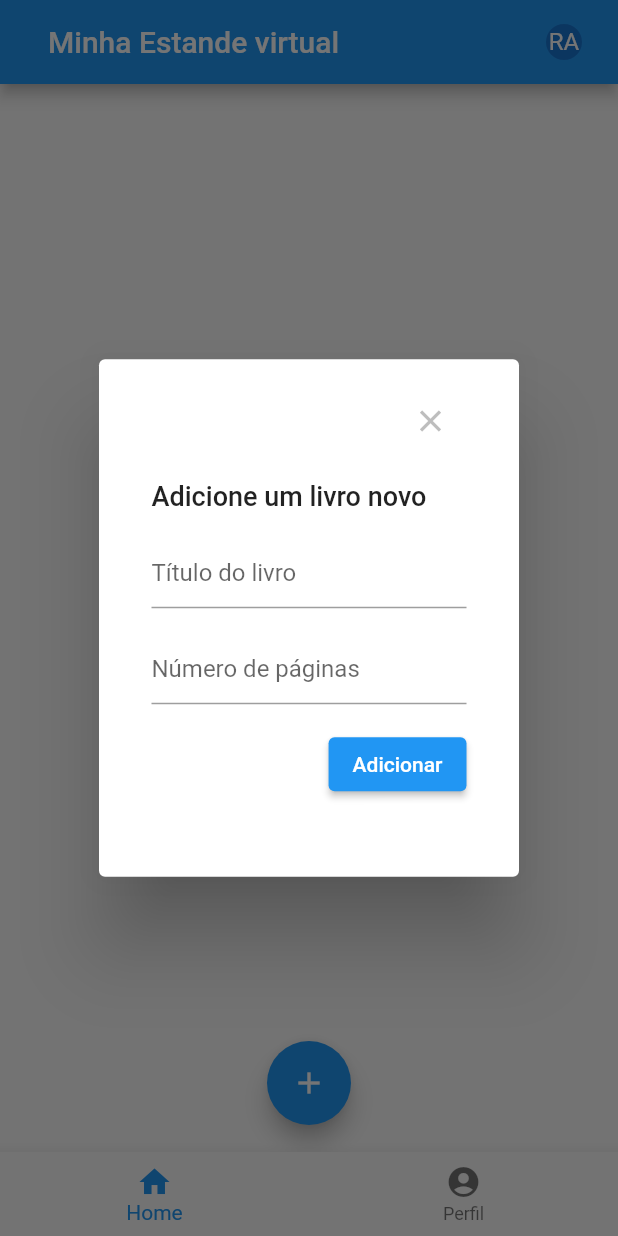
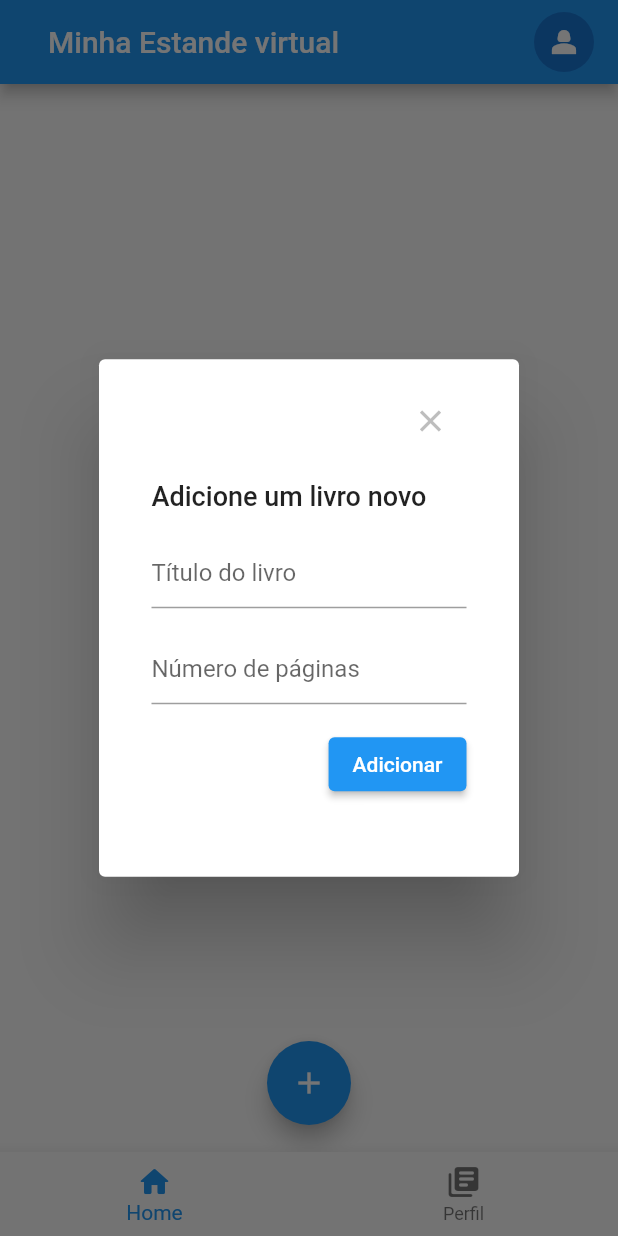
Before and after one commit to Rosines-Almeida/minha_estante, a Flutter app: the screen it shows after launch, after a tap on the "add" icon, on a phone screen of 412 x 824 dp. Run offline on Flutter 3.47's test engine with Material 2 defaults, Android fonts, the phone set to English and light mode, and no system bars; our stand-ins replace image_picker, percent_indicator, shared_preferences.

```diff
--- a/lib/commons/components/app_bar_componet.dart
+++ b/lib/commons/components/app_bar_componet.dart
@@ -12,9 +12,9 @@ class AppBarComponent extends StatelessWidget implements PreferredSizeWidget {
       ),
       actions: const [
         Padding(
-          padding: EdgeInsets.all(16),
+          padding: EdgeInsets.only(right: 16),
           child: CircleAvatar(
-            child: Text('RA'),
+            child: Icon(Icons.person_2_sharp),
           ),
         )
       ],
--- a/lib/commons/components/body_components.dart
+++ b/lib/commons/components/body_components.dart
@@ -3,20 +3,17 @@ import 'package:minha_estante/commons/components/app_bar_componet.dart';
 
 class BodyComponent extends StatelessWidget {
   final Widget child;
-  final List<BottomNavigationBarItem>? items;
-  const BodyComponent({super.key, required this.child, this.items});
+  final BottomNavigationBar? bar;
+  const BodyComponent({super.key, required this.child, this.bar});
 
   @override
   Widget build(BuildContext context) {
     return Scaffold(
-      appBar: AppBarComponent(),
+      appBar: const AppBarComponent(),
       body: Container(
         child: child,
       ),
-      bottomNavigationBar: BottomNavigationBar(
-        currentIndex: 0,
-        items: items!,
-      ),
+      bottomNavigationBar: bar,
     );
   }
 }
--- a/lib/pages/homePage/home_page.dart
+++ b/lib/pages/homePage/home_page.dart
@@ -1,9 +1,9 @@
 // ignore_for_file: prefer_const_literals_to_create_immutables, prefer_const_constructors
 
 import 'package:flutter/material.dart';
-import 'package:minha_estante/commons/components/app_bar_componet.dart';
 import 'package:minha_estante/commons/components/body_components.dart';
 import 'package:minha_estante/pages/tabs/bookcase_page.dart';
+import 'package:minha_estante/pages/tabs/profile_page.dart';
 
 class HomePage extends StatefulWidget {
   const HomePage({super.key});
@@ -14,20 +14,40 @@ class HomePage extends StatefulWidget {
 
 class _HomePageState extends State<HomePage> {
   //TODO: mudar o nome _conteudo
+  late int abaSelecionada;
   final List<Widget> _conteudo = [
     const BookCasePage(),
+    const ProfilePage(),
   ];
 //TODO: mudar os icones e nome
   final List<BottomNavigationBarItem> _abas = [
-    const BottomNavigationBarItem(icon: Icon(Icons.home), label: 'Home'),
     const BottomNavigationBarItem(
-        icon: Icon(Icons.account_circle), label: 'Perfil')
+        icon: Icon(Icons.home_rounded), label: 'Home'),
+    const BottomNavigationBarItem(
+        icon: Icon(Icons.library_books_rounded), label: 'Perfil')
   ];
+
+  void updateIndex(int value) {
+    setState(() {
+      abaSelecionada = value;
+    });
+  }
+
+  @override
+  void initState() {
+    abaSelecionada = 0;
+
+    super.initState();
+  }
 
   @override
   Widget build(BuildContext context) {
     return BodyComponent(
-        items: _abas,
+        bar: BottomNavigationBar(
+          onTap: updateIndex,
+          currentIndex: abaSelecionada,
+          items: _abas,
+        ),
         child: Container(
           width: MediaQuery.of(context).size.width,
           height: MediaQuery.of(context).size.height,
@@ -37,7 +57,7 @@ class _HomePageState extends State<HomePage> {
           constraints: BoxConstraints(
             maxWidth: MediaQuery.of(context).size.width,
           ),
-          child: BookCasePage(),
+          child: _conteudo[abaSelecionada],
         ));
   }
 }
```
Also changed, not shown: lib/pages/bookDetails/book_details_page.dart (+26 -12 lines), lib/pages/tabs/components/profile_card_component.dart (added, +67 -0 lines), lib/pages/tabs/profile_page.dart (added, +174 -0 lines), lib/providers/bookcase_provider.dart (+8 -2 lines), lib/pages/tabs/components/bookcase_form_dialog.dart (renamed from lib/pages/tabs/bookcase_form_dialog.dart).
